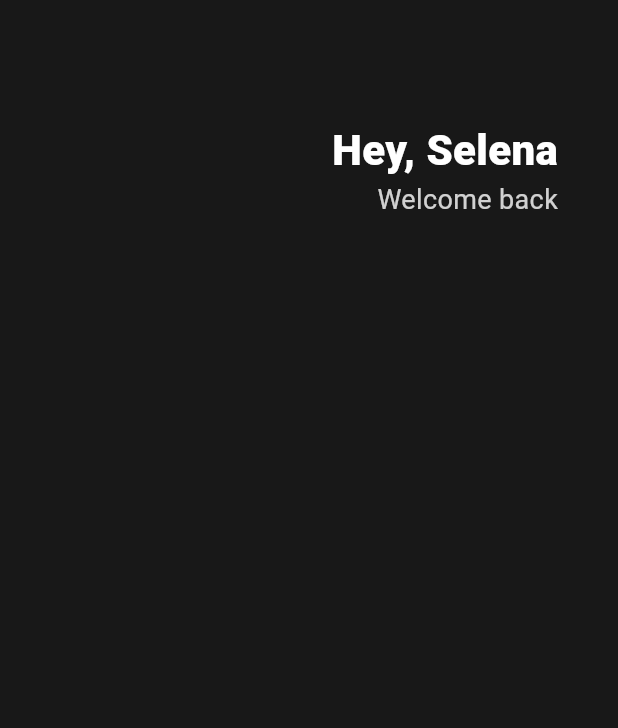
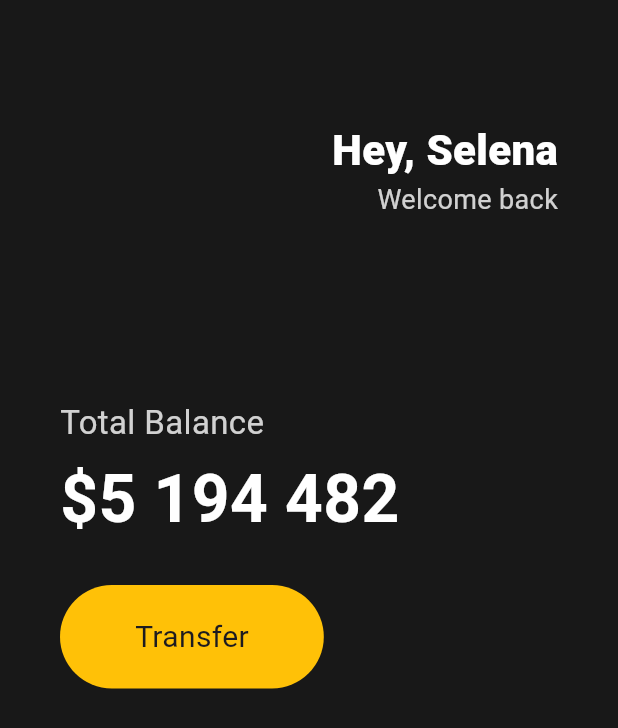
Before and after one commit to yamsroun-Study/toonflix, a Flutter app: the screen it shows after launch, on a phone screen of 412 x 824 dp. Shown: the top 728 px of the screen. Run offline on Flutter 3.47's test engine with Material 3 defaults, Android fonts, the phone set to English and light mode, and no system bars.

Commit message:
3.2 Buttons Section

```diff
--- a/lib/main.dart
+++ b/lib/main.dart
@@ -13,6 +13,7 @@ class App extends StatelessWidget {
         body: Padding(
           padding: EdgeInsets.symmetric(horizontal: 40),
           child: Column(
+            crossAxisAlignment: CrossAxisAlignment.start,
             children: [
               SizedBox(height: 80),
               Row(
@@ -40,6 +41,41 @@ class App extends StatelessWidget {
                   ),
                 ],
               ),
+              SizedBox(height: 120),
+              Text(
+                'Total Balance',
+                style: TextStyle(
+                  fontSize: 22,
+                  color: Colors.white.withOpacity(0.8),
+                ),
+              ),
+              SizedBox(height: 5),
+              Text(
+                '\$5 194 482',
+                style: TextStyle(
+                  fontSize: 44,
+                  fontWeight: FontWeight.w600,
+                  color: Colors.white,
+                ),
+              ),
+              SizedBox(height: 25),
+              Row(
+                children: [
+                  Container(
+                    decoration: BoxDecoration(
+                      color: Colors.amber,
+                      borderRadius: BorderRadius.circular(45),
+                    ),
+                    child: Padding(
+                      padding: EdgeInsets.symmetric(
+                        vertical: 20,
+                        horizontal: 50,
+                      ),
+                      child: Text('Transfer', style: TextStyle(fontSize: 20)),
+                    ),
+                  ),
+                ],
+              ),
             ],
           ),
         ),
```
